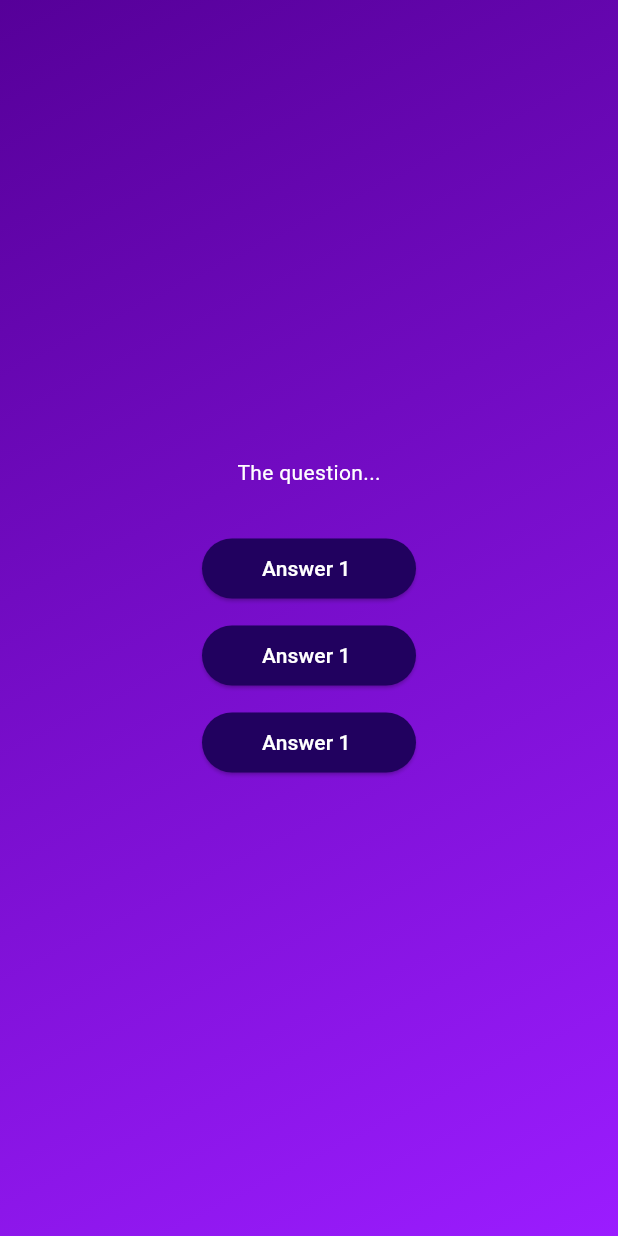
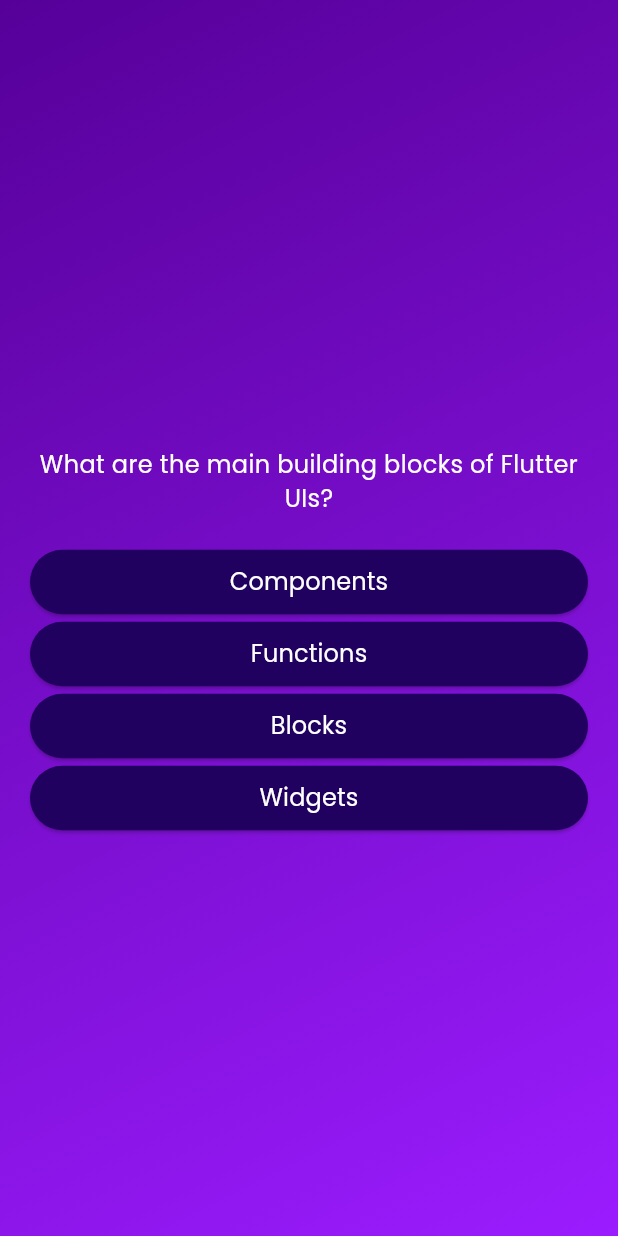
Before and after one commit to tahirdotdev-tdd/quiz_app_pract, a Flutter app: the screen it shows after launch, after a tap on "Start Quiz", on a phone screen of 412 x 824 dp. Run offline on Flutter 3.47's test engine with Material 3 defaults, Android fonts, the phone set to English and light mode, and no system bars; our stand-ins replace google_fonts.

Commit message:
New CHanges amde in UI

```diff
--- a/quiz_app/lib/answer_button.dart
+++ b/quiz_app/lib/answer_button.dart
@@ -1,4 +1,5 @@
 import 'package:flutter/material.dart';
+import 'package:google_fonts/google_fonts.dart';
 
 class AnswerButton extends StatelessWidget {
   const AnswerButton({
@@ -6,19 +7,29 @@ class AnswerButton extends StatelessWidget {
     required this.answerText,
     required this.onTap,
   });
+
   final String answerText;
   final void Function() onTap;
+
   @override
   Widget build(BuildContext context) {
     return ElevatedButton(
       onPressed: onTap,
       style: ElevatedButton.styleFrom(
-        padding: EdgeInsets.symmetric(horizontal: 40, vertical: 10),
-        backgroundColor: Color.fromARGB(255, 33, 1, 95),
+        padding: const EdgeInsets.symmetric(horizontal: 40, vertical: 10),
+        backgroundColor: const Color.fromARGB(255, 33, 1, 95),
         foregroundColor: Colors.white,
         shape: RoundedRectangleBorder(borderRadius: BorderRadius.circular(40)),
       ),
-      child: Text("Answer 1 "),
+      child: Text(
+        answerText,
+        textAlign: TextAlign.center,
+        style: GoogleFonts.poppins(
+          fontSize: 16,
+          color: const Color.fromARGB(255, 255, 255, 255),
+          fontWeight: FontWeight.w400,
+        ),
+      ), // ✅ This shows the real answer!
     );
   }
 }
--- a/quiz_app/lib/models/quiz_question.dart
+++ b/quiz_app/lib/models/quiz_question.dart
@@ -2,4 +2,10 @@ class QuizQuestion {
   QuizQuestion(this.text, this.answers);
   final String text;
   final List<String> answers;
+
+  List<String> getShuffledAnswers() {
+    final shuffledList = List.of(answers);
+    shuffledList.shuffle();
+    return shuffledList;
+  }
 }
--- a/quiz_app/lib/questions_screen.dart
+++ b/quiz_app/lib/questions_screen.dart
@@ -1,5 +1,7 @@
 import 'package:flutter/material.dart';
+import 'package:google_fonts/google_fonts.dart';
 import 'package:quiz_app/answer_button.dart';
+import 'package:quiz_app/data/questions.dart';
 
 class QuestionsScreen extends StatefulWidget {
   const QuestionsScreen({super.key});
@@ -9,21 +11,58 @@ class QuestionsScreen extends StatefulWidget {
 }
 
 class _QuestionsScreenState extends State<QuestionsScreen> {
+  int currentQuestionIndex = 0;
+
+  void nextQuestion() {
+    print('Tapped! Current index: $currentQuestionIndex');
+    setState(() {
+      if (currentQuestionIndex < questions.length - 1) {
+        currentQuestionIndex++;
+        print('Moved to: $currentQuestionIndex');
+      } else {
+        print('No more questions');
+      }
+    });
+  }
+
   @override
   Widget build(BuildContext context) {
+    if (questions.isEmpty) {
+      return const Center(
+        child: Text(
+          'No questions available',
+          style: TextStyle(color: Colors.white),
+        ),
+      );
+    }
+
+    final currentQuestion = questions[currentQuestionIndex];
+
     return SizedBox(
       width: double.infinity,
-      child: Column(
-        mainAxisAlignment: MainAxisAlignment.center,
-        children: [
-          Text('The question...', style: TextStyle(color: Colors.white)),
-          SizedBox(height: 30),
-          AnswerButton(answerText: 'Answer 1', onTap: () {}),
-          SizedBox(height: 10),
-          AnswerButton(answerText: 'Answer 1', onTap: () {}),
-          SizedBox(height: 10),
-          AnswerButton(answerText: 'Answer 1', onTap: () {}),
-        ],
+      child: Container(
+        alignment: Alignment.center,
+        margin: EdgeInsets.all(20),
+        child: Column(
+          crossAxisAlignment: CrossAxisAlignment.stretch,
+          mainAxisAlignment: MainAxisAlignment.center,
+          children: [
+            const SizedBox(height: 30),
+            Text(
+              currentQuestion.text,
+              style: GoogleFonts.poppins(
+                fontSize: 16,
+                color: const Color.fromARGB(255, 255, 255, 255),
+                fontWeight: FontWeight.w400,
+              ),
+              textAlign: TextAlign.center,
+            ),
+            const SizedBox(height: 20),
+            ...currentQuestion.getShuffledAnswers().map((answer) {
+              return AnswerButton(answerText: answer, onTap: nextQuestion);
+            }),
+          ],
+        ),
       ),
     );
   }
--- a/quiz_app/pubspec.yaml
+++ b/quiz_app/pubspec.yaml
@@ -34,6 +34,7 @@ dependencies:
   # The following adds the Cupertino Icons font to your application.
   # Use with the CupertinoIcons class for iOS style icons.
   cupertino_icons: ^1.0.8
+  google_fonts: ^6.2.1
 
 dev_dependencies:
   flutter_test:
```
Also changed, not shown: quiz_app/pubspec.lock, 1 other file.
